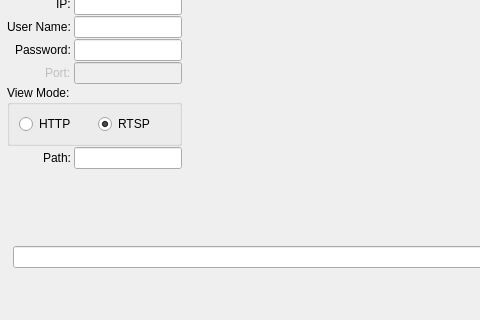
Qt form src/editcamera.ui (coolshou/qIPCam) before a commit; both pictures show x 0 to 480 and y 83 to 403 of the 688 by 403 pixel window.
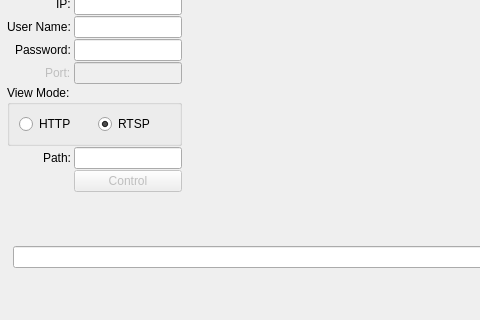
The same form after that commit.

Diff of the .ui file:
```diff
--- a/src/editcamera.ui
+++ b/src/editcamera.ui
@@ -221,6 +221,16 @@
          <item row="10" column="1">
           <widget class="QLineEdit" name="lePassword"/>
          </item>
+         <item row="15" column="1">
+          <widget class="QPushButton" name="pbControlSetting">
+           <property name="enabled">
+            <bool>false</bool>
+           </property>
+           <property name="text">
+            <string>Control</string>
+           </property>
+          </widget>
+         </item>
         </layout>
        </widget>
       </item>
```
